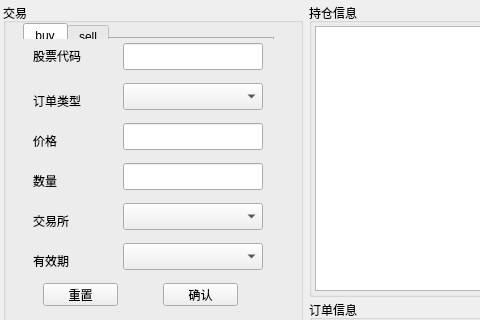
This is Lampyris Trade Station/Resource/Forms/MainPartUI/PanelMainUITrade.ui in 390031942/Lampyris-Trade-Station as Qt 5 draws it before an edit; both pictures show x 0 to 480 and y 0 to 320 of the 978 by 597 pixel window. The edited form follows.
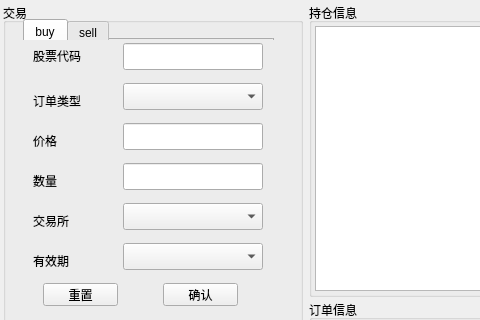
This is the edited form. The open tabs and pages were chosen to show the change.

The edit to the form file:
```diff
--- a/Lampyris Trade Station/Resource/Forms/MainPartUI/PanelMainUITrade.ui
+++ b/Lampyris Trade Station/Resource/Forms/MainPartUI/PanelMainUITrade.ui
@@ -124,9 +124,9 @@
          <property name="geometry">
           <rect>
            <x>20</x>
-           <y>20</y>
+           <y>16</y>
            <width>251</width>
-           <height>16</height>
+           <height>21</height>
           </rect>
          </property>
          <property name="currentIndex">
```
Left out of the diff: 2 changed lines with no effect on the pictures.
